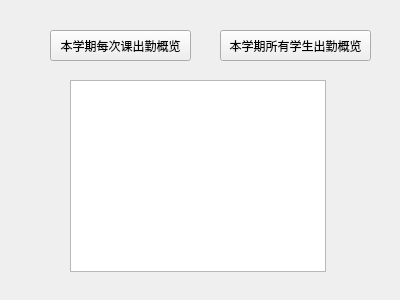
Above: demo/frame_query.ui from SITP-face-recognize/QTclient before the change. Below: the same form after it.
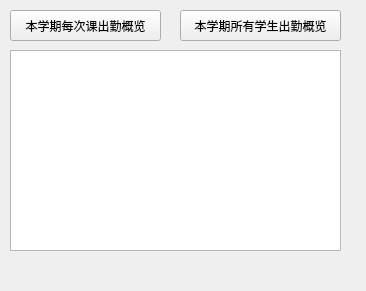
That is the form after the change.

```diff
--- a/demo/frame_query.ui
+++ b/demo/frame_query.ui
@@ -6,8 +6,8 @@
    <rect>
     <x>0</x>
     <y>0</y>
-    <width>400</width>
-    <height>300</height>
+    <width>366</width>
+    <height>291</height>
    </rect>
   </property>
   <property name="windowTitle">
@@ -16,10 +16,10 @@
   <widget class="QTableWidget" name="tableWidget">
    <property name="geometry">
     <rect>
-     <x>70</x>
-     <y>80</y>
-     <width>256</width>
-     <height>192</height>
+     <x>10</x>
+     <y>50</y>
+     <width>331</width>
+     <height>201</height>
     </rect>
    </property>
    <property name="columnCount">
@@ -45,9 +45,9 @@
   <widget class="QPushButton" name="query_by_course">
    <property name="geometry">
     <rect>
-     <x>50</x>
-     <y>30</y>
-     <width>141</width>
+     <x>10</x>
+     <y>10</y>
+     <width>151</width>
      <height>31</height>
     </rect>
    </property>
@@ -58,9 +58,9 @@
   <widget class="QPushButton" name="query_by_stu">
    <property name="geometry">
     <rect>
-     <x>220</x>
-     <y>30</y>
-     <width>151</width>
+     <x>180</x>
+     <y>10</y>
+     <width>161</width>
      <height>31</height>
     </rect>
    </property>
```
